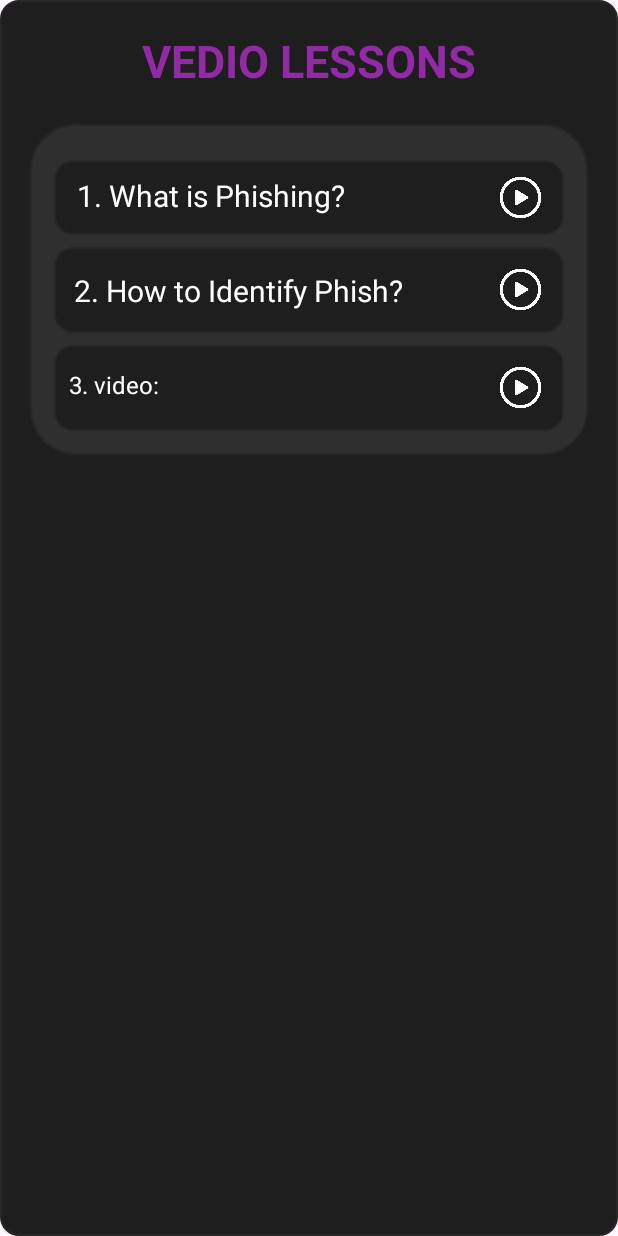
After one commit to daksh6919/psb-app-2025, an Android app: the cybervideosection1 screen opened directly, with no data from a screen before it, on a phone screen of 412 x 824 dp. The commit adds this screen. Run offline under Robolectric (Android 15) with nearby library versions, the phone set to English and light mode, and no system bars; Roboto replaces fonts that are not available here; 1 statement that could not run was skipped.

Commit message:
Initial commit

```diff
--- a/app/src/main/AndroidManifest.xml
+++ b/app/src/main/AndroidManifest.xml
@@ -11,10 +11,12 @@
         android:theme="@style/Theme.Daksh19"
         tools:targetApi="31">
         <activity
+            android:name=".cybervideosection1"
+            android:exported="false" />
+        <activity
             android:name=".MyPopupDialog"
             android:exported="true"
             tools:ignore="Instantiatable" />
-
         <activity
             android:name=".VideoCyber"
             android:exported="true" />
--- /dev/null
+++ b/app/src/main/java/com/ur4nium/daksh19/cybervideosection1.kt
@@ -0,0 +1,20 @@
+package com.ur4nium.daksh19
+
+import android.os.Bundle
+import androidx.activity.enableEdgeToEdge
+import androidx.appcompat.app.AppCompatActivity
+import androidx.core.view.ViewCompat
+import androidx.core.view.WindowInsetsCompat
+
+class cybervideosection1 : AppCompatActivity() {
+    override fun onCreate(savedInstanceState: Bundle?) {
+        super.onCreate(savedInstanceState)
+        enableEdgeToEdge()
+        setContentView(R.layout.activity_cybervideosection1)
+        ViewCompat.setOnApplyWindowInsetsListener(findViewById(R.id.main)) { v, insets ->
+            val systemBars = insets.getInsets(WindowInsetsCompat.Type.systemBars())
+            v.setPadding(systemBars.left, systemBars.top, systemBars.right, systemBars.bottom)
+            insets
+        }
+    }
+}
--- /dev/null
+++ b/app/src/main/res/layout/activity_cybervideosection1.xml
@@ -0,0 +1,162 @@
+<LinearLayout xmlns:android="http://schemas.android.com/apk/res/android"
+android:layout_width="match_parent"
+android:layout_height="match_parent"
+xmlns:app="http://schemas.android.com/apk/res-auto"
+android:gravity="center"
+android:background="@android:color/transparent">
+
+<!-- Outer container for popup -->
+    <LinearLayout
+        android:layout_width="match_parent"
+        android:layout_height="match_parent"
+        android:orientation="vertical"
+        android:background="@drawable/rounded_background"
+        android:gravity="center_horizontal"
+        android:padding="20dp">
+
+
+        <TextView
+            android:layout_width="wrap_content"
+            android:layout_height="wrap_content"
+            android:text="VEDIO LESSONS"
+            android:textStyle="bold"
+            android:textSize="30dp"
+            android:textColor="#912AA4">
+        </TextView>
+
+
+        <LinearLayout
+            android:layout_width="match_parent"
+            android:layout_height="wrap_content"
+            android:layout_marginTop="22dp"
+            android:layout_marginBottom="10dp"
+            android:background="@drawable/rounded_background5"
+            android:orientation="vertical"
+            android:padding="16dp">
+
+            <!-- FAQ Items -->
+
+
+
+            <RelativeLayout
+                android:layout_width="match_parent"
+                android:layout_height="50dp"
+                android:layout_marginTop="8dp"
+                android:background="@drawable/rounded_background"
+                android:paddingEnd="12dp">
+
+                <TextView
+                    android:layout_width="wrap_content"
+                    android:layout_height="wrap_content"
+                    android:layout_marginLeft="15dp"
+                    android:textColor="@color/white"
+                    android:layout_marginTop="10dp"
+                    android:text="1. What is Phishing?"
+                    android:textSize="20dp">
+
+                </TextView>
+
+                <ImageView
+                    android:id="@+id/plus_icon4"
+                    android:layout_width="34dp"
+                    android:layout_height="34dp"
+                    android:layout_alignParentEnd="true"
+                    android:layout_centerVertical="true"
+                    android:contentDescription="Plus icon"
+                    android:src="@drawable/playvideo"
+                    android:tint="#ffff" />
+            </RelativeLayout>
+
+            <TextView
+                android:id="@+id/faq4_answer"
+                android:layout_width="match_parent"
+                android:layout_height="wrap_content"
+                android:text="A malware attack involves using malicious software (malware) to harm a computer or network. This software can steal private data, disrupt system functions, or take control of the infected device without the user's knowledge. It's a common type of cybercrime that aims to cause damage or gain unauthorized access."
+                android:visibility="gone"
+                android:padding="8dp" />
+
+
+
+
+            <RelativeLayout
+                android:layout_width="match_parent"
+                android:layout_height="57dp"
+                android:layout_marginTop="8dp"
+                android:background="@drawable/rounded_background"
+                android:paddingEnd="12dp">
+
+                <TextView
+                    android:layout_width="wrap_content"
+                    android:layout_height="wrap_content"
+                    android:layout_marginLeft="13dp"
+                    android:textColor="@color/white"
+                    android:layout_marginTop="15dp"
+                    android:text="2. How to Identify Phish?"
+                    android:textSize="20dp">
+
+                </TextView>
+
+                <ImageView
+                    android:id="@+id/plus_icon5"
+                    android:layout_width="34dp"
+                    android:layout_height="34dp"
+                    android:layout_alignParentEnd="true"
+                    android:layout_centerVertical="true"
+                    android:contentDescription="Plus icon"
+                    android:src="@drawable/playvideo"
+                    android:tint="#ffff" />
+            </RelativeLayout>
+
+            <TextView
+                android:id="@+id/faq5_answer"
+                android:layout_width="match_parent"
+                android:layout_height="wrap_content"
+                android:text="A Denial-of-Service (DoS) attack is a cybercrime that floods a network or website with so much traffic that it overwhelms the system, making it inaccessible to legitimate users. The attack doesn't steal data but instead focuses on preventing a service from working correctly. Think of it like a mob of people blocking the entrance to a store, preventing real customers from getting in."
+                android:visibility="gone"
+                android:padding="8dp" />
+
+            <RelativeLayout
+                android:layout_width="match_parent"
+                android:layout_height="57dp"
+                android:layout_marginTop="8dp"
+                android:background="@drawable/rounded_background"
+                android:paddingEnd="12dp">
+
+                <TextView
+                    android:layout_width="wrap_content"
+                    android:layout_height="wrap_content"
+                    android:layout_marginLeft="10dp"
+                    android:textColor="@color/white"
+                    android:layout_marginTop="15dp"
+                    android:text="3. video:"
+                    android:textSize="16dp">
+
+                </TextView>
+
+                <ImageView
+                    android:id="@+id/plus_icon6"
+                    android:layout_width="34dp"
+                    android:layout_height="34dp"
+                    android:layout_alignParentEnd="true"
+                    android:layout_centerVertical="true"
+                    android:contentDescription="Plus icon"
+                    android:src="@drawable/playvideo"
+                    android:tint="#ffff" />
+            </RelativeLayout>
+
+            <TextView
+                android:id="@+id/faq6_answer"
+                android:layout_width="match_parent"
+                android:layout_height="wrap_content"
+                android:text="This crime involves stealing a person's private information to impersonate them. The criminal then uses this information to commit fraud, make purchases, or open new accounts in the victim's name."
+                android:visibility="gone"
+                android:padding="8dp" />
+
+        </LinearLayout>
+
+
+
+
+    </LinearLayout>
+
+</LinearLayout>
--- a/app/src/main/res/layout/activity_example.xml
+++ b/app/src/main/res/layout/activity_example.xml
@@ -129,6 +129,7 @@
                             android:id="@+id/lesson_image1"
                             android:layout_width="match_parent"
                             android:layout_height="120dp"
+                            android:padding="10dp"
                             android:layout_marginBottom="8dp"
                             android:background="@drawable/rounded_background"
                             android:contentDescription="Lesson image for Figma master class"
@@ -143,7 +144,7 @@
                             android:layout_height="wrap_content"
                             android:layout_below="@id/lesson_image1"
                             android:layout_marginStart="12dp"
-                            android:text="Figma master class"
+                            android:text="CYBER SECURITY"
                             android:textColor="@color/white"
                             android:textSize="16sp"
                             android:textStyle="bold" />
@@ -154,7 +155,7 @@
                             android:layout_height="wrap_content"
                             android:layout_below="@id/lesson_title1"
                             android:layout_marginStart="12dp"
-                            android:text="UI Design (28 lessons)"
+                            android:text="Types (lessons)"
                             android:textColor="#B8B3B3"
                             android:textSize="14sp" />
 
@@ -318,7 +319,7 @@
                             android:layout_height="wrap_content"
                             android:layout_below="@id/lesson_image3"
                             android:layout_marginStart="12dp"
-                            android:text="Figma master class"
+                            android:text="Phishing Attacks"
                             android:textColor="@color/white"
                             android:textSize="16sp"
                             android:textStyle="bold" />
@@ -329,7 +330,7 @@
                             android:layout_height="wrap_content"
                             android:layout_below="@id/lesson_title3"
                             android:layout_marginStart="12dp"
-                            android:text="UI Design (28 lessons)"
+                            android:text="explanation and prevention          (2 lessons)"
                             android:textColor="#B8B3B3"
                             android:textSize="14sp" />
 
--- a/app/src/main/res/values/strings.xml
+++ b/app/src/main/res/values/strings.xml
@@ -35,4 +35,5 @@
     <string name="example_text4">These  <font color='#FF0000'>crimes </font> involve direct attacks on computers, servers, or digital infrastructure to steal data, cause disruption, or damage systems. It involves different threats like- viruses, bugs, etc, and (DoS) denial-of-service attacks</string>
     <string name="example_text5">Denial-of-Service <font color='#FF0000'>(DoS) </font>Attacks</string>
 
+
 </resources>
```
Also changed, not shown: app/src/main/res/drawable/playvideo.png (added).
